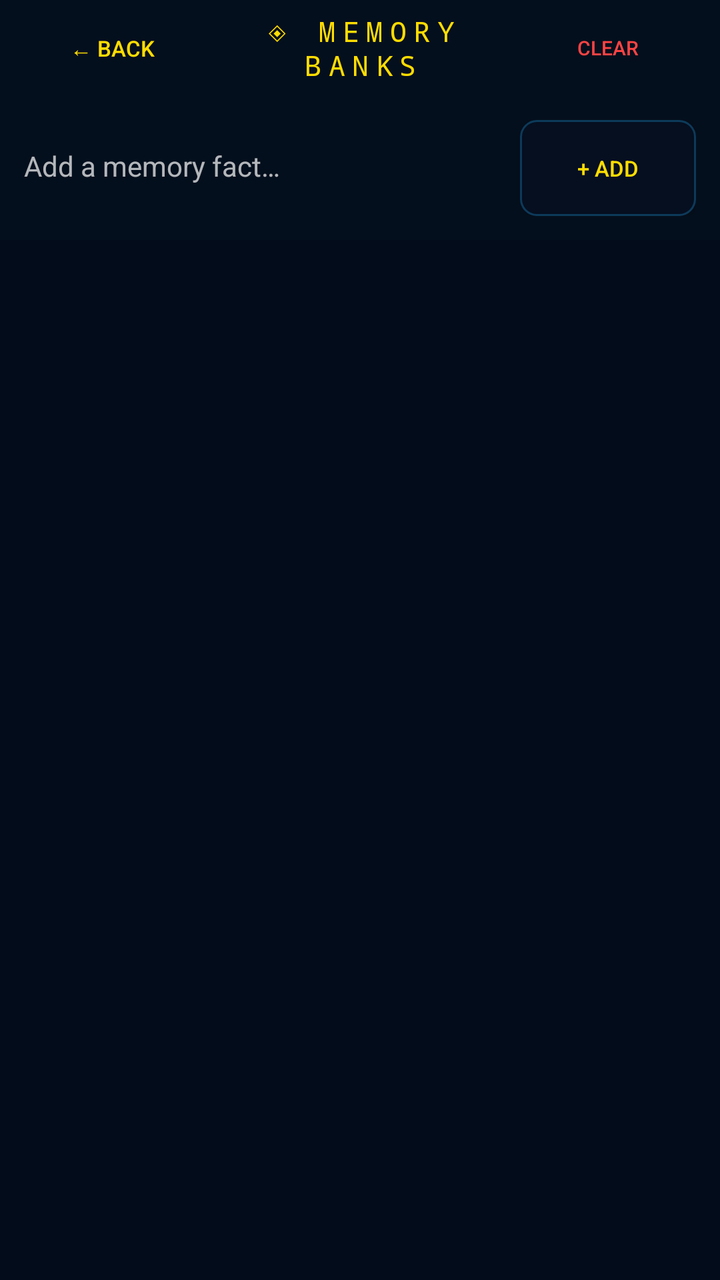
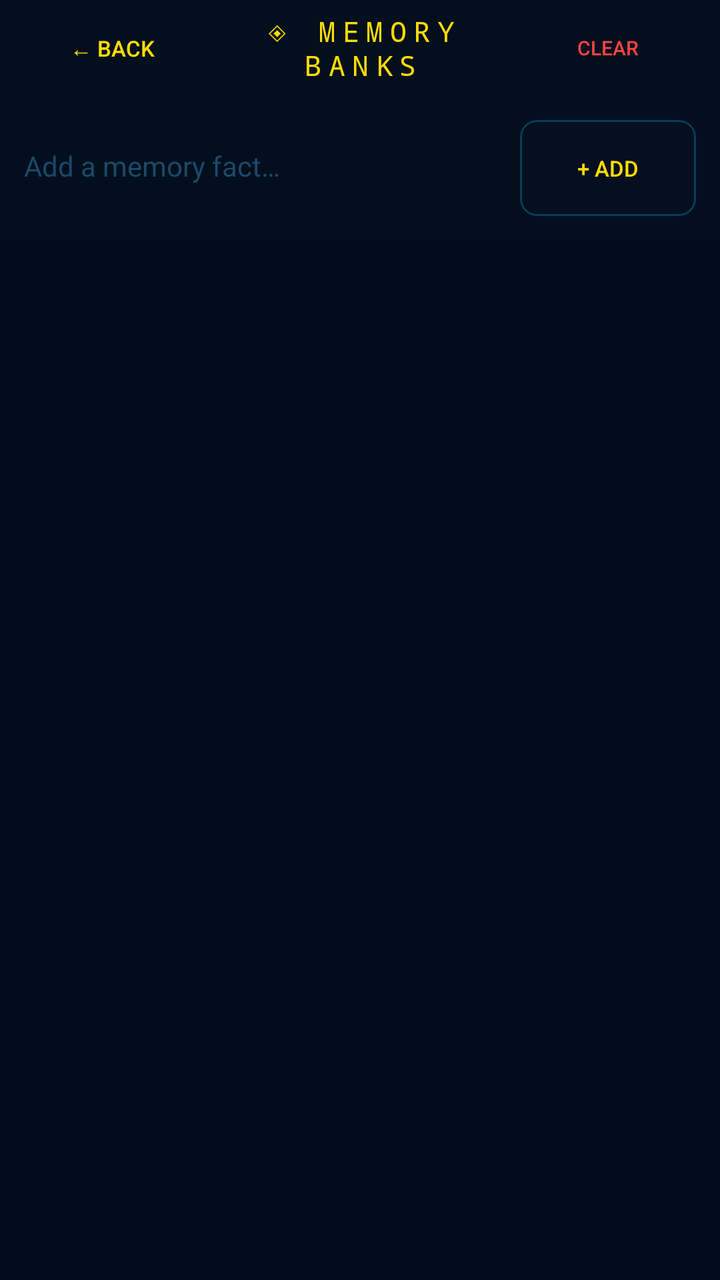

Two renders of the same Android screen: before a commit and after it. Below are the layout's source before the change and the commit's diff.
<!-- AndroidManifest.xml: activity theme Theme.Jarvis -->
<!-- res/layout/activity_smart_memory.xml -->
<?xml version="1.0" encoding="utf-8"?>
<LinearLayout xmlns:android="http://schemas.android.com/apk/res/android"
    android:layout_width="match_parent"
    android:layout_height="match_parent"
    android:orientation="vertical"
    android:background="#020C1B">

    <LinearLayout
        android:layout_width="match_parent"
        android:layout_height="48dp"
        android:orientation="horizontal"
        android:gravity="center_vertical"
        android:paddingHorizontal="12dp"
        android:background="#040F1D">

        <Button
            android:id="@+id/sm_back"
            android:layout_width="wrap_content"
            android:layout_height="wrap_content"
            android:text="← BACK"
            android:textColor="#FFDD00"
            android:background="@null"
            android:textSize="11sp"/>

        <TextView
            android:id="@+id/sm_title"
            android:layout_width="0dp"
            android:layout_height="wrap_content"
            android:layout_weight="1"
            android:text="◈ MEMORY BANKS"
            android:textColor="#FFDD00"
            android:textSize="14sp"
            android:letterSpacing="0.25"
            android:fontFamily="monospace"
            android:gravity="center"/>

        <Button
            android:id="@+id/sm_btn_clear"
            android:layout_width="wrap_content"
            android:layout_height="wrap_content"
            android:text="CLEAR"
            android:textColor="#FF4444"
            android:background="@null"
            android:textSize="10sp"/>
    </LinearLayout>

    
    <LinearLayout
        android:layout_width="match_parent"
        android:layout_height="wrap_content"
        android:orientation="horizontal"
        android:padding="12dp"
        android:background="#040F1D">

        <EditText
            android:id="@+id/sm_new_fact"
            android:layout_width="0dp"
            android:layout_height="wrap_content"
            android:layout_weight="1"
            android:hint="Add a memory fact…"
            android:hintTextColor="#1A4A6A"
            android:textColor="#00D4FF"
            android:textSize="14sp"
            android:background="@null"
            android:paddingEnd="8dp"/>

        <Button
            android:id="@+id/sm_btn_add"
            android:layout_width="wrap_content"
            android:layout_height="wrap_content"
            android:text="+ ADD"
            android:textColor="#FFDD00"
            android:background="@drawable/bg_chip"
            android:textSize="11sp"/>
    </LinearLayout>

    
    <ScrollView
        android:layout_width="match_parent"
        android:layout_height="0dp"
        android:layout_weight="1"
        android:padding="8dp">

        <LinearLayout
            android:id="@+id/sm_memory_list"
            android:layout_width="match_parent"
            android:layout_height="wrap_content"
            android:orientation="vertical"/>
    </ScrollView>
</LinearLayout>
<!-- resources referenced by this layout -->
<resources>
  <!-- drawable bg_chip (drawable) -->
  <?xml version="1.0" encoding="utf-8"?>
  <ripple xmlns:android="http://schemas.android.com/apk/res/android"
      android:color="#1400BEFF">
      <item>
          <shape android:shape="rectangle">
              <solid android:color="#050F20"/>
              <corners android:radius="8dp"/>
              <stroke android:width="1dp" android:color="#0D3A5A"/>
          </shape>
      </item>
  </ripple>
  <style name="Theme.Jarvis" parent="Theme.AppCompat.NoActionBar">
          <item name="android:windowBackground">#070d1a</item>
          <item name="android:statusBarColor">#070d1a</item>
          <item name="android:navigationBarColor">#070d1a</item>
          <item name="android:windowFullscreen">true</item>
          <item name="colorPrimary">#3b82f6</item>
          <item name="colorPrimaryDark">#1d4ed8</item>
          <item name="colorAccent">#3b82f6</item>
      </style>
</resources>

<!-- the commit's change to res/layout/activity_smart_memory.xml (unified diff, before → after) -->
@@ -58,7 +58,7 @@
             android:layout_height="wrap_content"
             android:layout_weight="1"
             android:hint="Add a memory fact…"
-            android:hintTextColor="#1A4A6A"
+            android:textColorHint="#1A4A6A"
             android:textColor="#00D4FF"
             android:textSize="14sp"
             android:background="@null"
